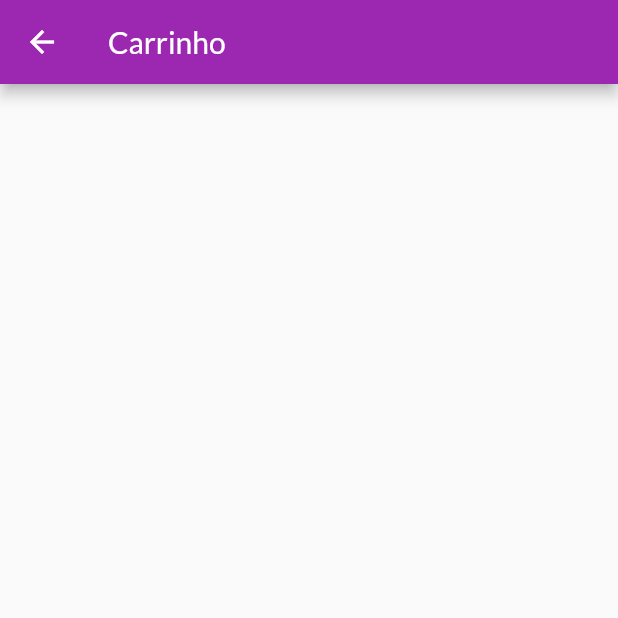
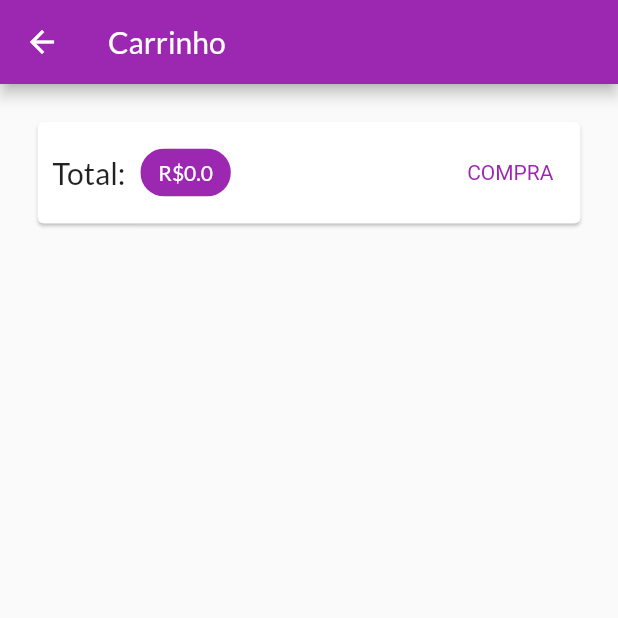
Before and after one commit to marcelooo616/study_projects, a Flutter app: the CartPage screen opened by its route, on a phone screen of 412 x 824 dp, the top half of it. Run offline on Flutter 3.47's test engine with Material 2 defaults, Android fonts, the phone set to English and light mode, and no system bars; network calls fail.

Commit message:
feat - Construindo componente Carrinho

```diff
--- a/shop/lib/src/view/pages/cart_page.dart
+++ b/shop/lib/src/view/pages/cart_page.dart
@@ -1,16 +1,53 @@
 import 'package:flutter/material.dart';
 import 'package:flutter/src/widgets/framework.dart';
 import 'package:flutter/src/widgets/placeholder.dart';
+import 'package:provider/provider.dart';
+import 'package:shop/src/models/class/cart.dart';
 
 class CartPage extends StatelessWidget {
   const CartPage({super.key});
 
   @override
   Widget build(BuildContext context) {
+    final Cart cart = Provider.of(context);
     return Scaffold(
       appBar: AppBar(
         title: Text('Carrinho'),
       ),
+      body: Column(children: [
+        Card(
+          margin: const EdgeInsets.all(25),
+          child: Padding(
+            padding: const EdgeInsets.all(10),
+            child: Row(
+              mainAxisAlignment: MainAxisAlignment.spaceBetween,
+              children: [
+              Text(
+                'Total:',
+                style: TextStyle(fontSize: 20),
+              ),
+              SizedBox(width: 10,),
+              Chip(
+                  backgroundColor: Theme.of(context).primaryColor,
+                  label: Text('R\$${cart.totalAmount}',
+                      style: TextStyle(
+                          color: Theme.of(context)
+                              .primaryTextTheme
+                              .headline6
+                              ?.color))),
+              Spacer(),
+              TextButton(
+                onPressed: (){},
+                child: Text('COMPRA'),
+                style: TextButton.styleFrom(
+                  textStyle: TextStyle(
+                    color: Theme.of(context).primaryColor,
+                  )
+                ),)
+            ]),
+          ),
+        )
+      ]),
     );
   }
 }
```
